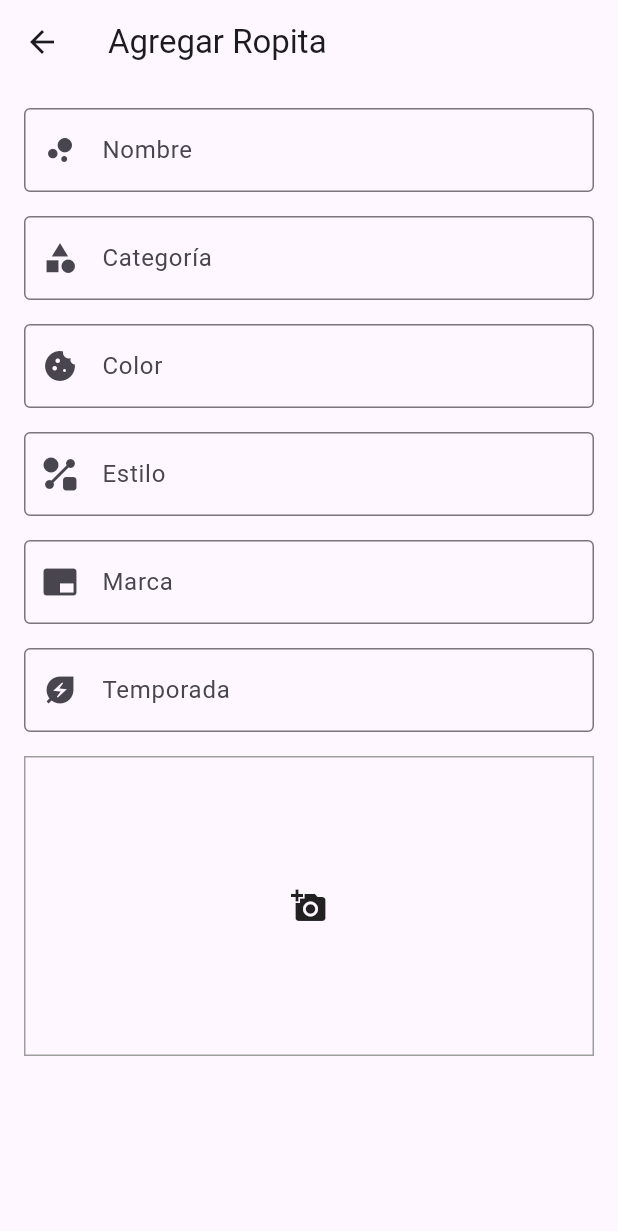
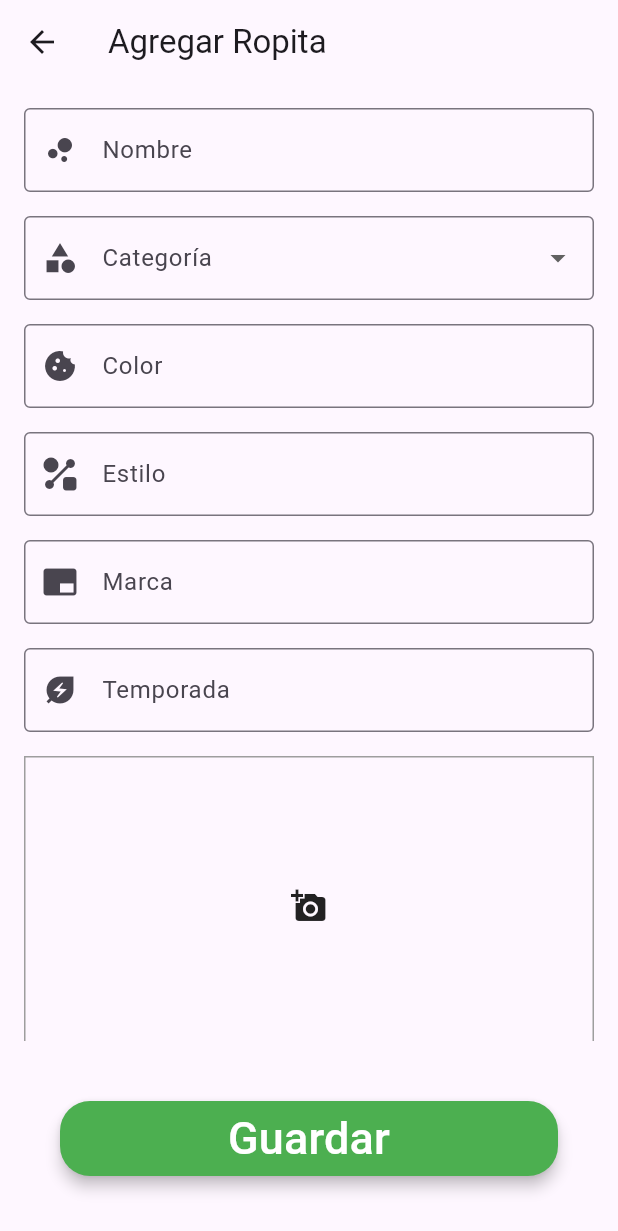
Before and after one commit to crisywini/pintapp, a Flutter app: the AddItemScreen screen opened by its route, after a tap on the "add a photo" icon, on a phone screen of 412 x 824 dp. Shown: the top 1231 px of the screen. Run offline on Flutter 3.47's test engine with Material 3 defaults, Android fonts, the phone set to English and light mode, and no system bars; our stand-ins replace image_picker, permission_handler; Roboto replaces fonts that are missing (Bebas Neue).

Commit message:
Add dropdown button for category and permissions that still does not work

```diff
--- a/lib/presentation/screens/add_item_screen.dart
+++ b/lib/presentation/screens/add_item_screen.dart
@@ -1,4 +1,6 @@
 import 'package:flutter/material.dart';
+import 'package:pintapp/presentation/widgets/add_item_form_widget.dart';
+import 'package:pintapp/presentation/widgets/button_gesture_detector_widget.dart';
 import 'package:pintapp/presentation/widgets/select_image_widget.dart';
 
 class AddItemScreen extends StatelessWidget {
@@ -8,69 +10,7 @@ class AddItemScreen extends StatelessWidget {
   Widget build(BuildContext context) {
     return Scaffold(
       appBar: AppBar(title: Text('Agregar Ropita')),
-      body: _CustomAddItemFormWidget(),
+      body: AddItemFormWidget(),
     );
   }
 }
-
-class _CustomAddItemFormWidget extends StatelessWidget {
-  const _CustomAddItemFormWidget({super.key});
-
-  @override
-  Widget build(BuildContext context) {
-    return ListView(
-      padding: EdgeInsets.all(16),
-      children: [
-        TextFormField(
-          decoration: InputDecoration(
-            labelText: "Nombre",
-            border: OutlineInputBorder(),
-            prefixIcon: Icon(Icons.bubble_chart),
-          ),
-        ),
-        SizedBox(height: 16),
-        TextFormField(
-          decoration: InputDecoration(
-            labelText: "Categoría",
-            border: OutlineInputBorder(),
-            prefixIcon: Icon(Icons.category),
-          ),
-        ),
-        SizedBox(height: 16),
-        TextFormField(
-          decoration: InputDecoration(
-            labelText: "Color",
-            border: OutlineInputBorder(),
-            prefixIcon: Icon(Icons.cookie),
-          ),
-        ),
-        SizedBox(height: 16),
-        TextFormField(
-          decoration: InputDecoration(
-            labelText: "Estilo",
-            border: OutlineInputBorder(),
-            prefixIcon: Icon(Icons.shape_line),
-          ),
-        ),
-        SizedBox(height: 16),
-        TextFormField(
-          decoration: InputDecoration(
-            labelText: "Marca",
-            border: OutlineInputBorder(),
-            prefixIcon: Icon(Icons.branding_watermark),
-          ),
-        ),
-        SizedBox(height: 16),
-        TextFormField(
-          decoration: InputDecoration(
-            labelText: "Temporada",
-            border: OutlineInputBorder(),
-            prefixIcon: Icon(Icons.energy_savings_leaf_sharp),
-          ),
-        ),
-        SizedBox(height: 16),
-        SelectImageWidget(),
-      ],
-    );
-  }
-}
--- /dev/null
+++ b/lib/presentation/widgets/add_item_form_widget.dart
@@ -0,0 +1,110 @@
+import 'package:flutter/material.dart';
+import 'package:pintapp/presentation/widgets/button_gesture_detector_widget.dart';
+import 'package:pintapp/presentation/widgets/select_image_widget.dart';
+
+class AddItemFormWidget extends StatelessWidget {
+  const AddItemFormWidget({super.key});
+
+  @override
+  Widget build(BuildContext context) {
+    final saveFormCustomButton = CustomButtonGestureDetector(
+      imageUrl: "",
+      valueName: "Guardar",
+      onPressed: () => print("Guardando item"),
+      color: Colors.green,
+    );
+    return Column(
+      children: [
+        Expanded(child: _FormListViewWidget()),
+        Padding(padding: EdgeInsets.all(40), child: saveFormCustomButton),
+      ],
+    );
+  }
+}
+
+class _FormListViewWidget extends StatefulWidget {
+  @override
+  State<StatefulWidget> createState() => _CustomAddItemFormWidgetState();
+}
+
+class _CustomAddItemFormWidgetState extends State<_FormListViewWidget> {
+  final _formKey = GlobalKey<FormState>();
+  String _name = '';
+  String? _category;
+  String _color = '';
+  String _style = '';
+  String _brand = '';
+  String _season = '';
+
+  @override
+  Widget build(BuildContext context) {
+    const List<String> categoryElements = ['Superior', 'Inferior', 'Calzado'];
+
+    return Form(
+      child: ListView(
+        padding: EdgeInsets.all(16),
+        children: [
+          TextFormField(
+            decoration: InputDecoration(
+              labelText: "Nombre",
+              border: OutlineInputBorder(),
+              prefixIcon: Icon(Icons.bubble_chart),
+            ),
+            onChanged: (value) => _name = value,
+          ),
+          SizedBox(height: 16),
+          DropdownButtonFormField(
+            decoration: InputDecoration(
+              labelText: 'Categoría',
+              border: OutlineInputBorder(),
+              prefixIcon: Icon(Icons.category),
+            ),
+            value: _category,
+            items: categoryElements
+                .map((e) => DropdownMenuItem(child: Text(e), value: e))
+                .toList(),
+            onChanged: (value) => setState(() => _category = value),
+          ),
+          SizedBox(height: 16),
+          TextFormField(
+            decoration: InputDecoration(
+              labelText: "Color",
+              border: OutlineInputBorder(),
+              prefixIcon: Icon(Icons.cookie),
+            ),
+            onChanged: (value) => _color = value,
+          ),
+          SizedBox(height: 16),
+          TextFormField(
+            decoration: InputDecoration(
+              labelText: "Estilo",
+              border: OutlineInputBorder(),
+              prefixIcon: Icon(Icons.shape_line),
+            ),
+            onChanged: (value) => _style = value,
+          ),
+          SizedBox(height: 16),
+          TextFormField(
+            decoration: InputDecoration(
+              labelText: "Marca",
+              border: OutlineInputBorder(),
+              prefixIcon: Icon(Icons.branding_watermark),
+            ),
+            onChanged: (value) => _brand = value,
+          ),
+          SizedBox(height: 16),
+          TextFormField(
+            decoration: InputDecoration(
+              labelText: "Temporada",
+              border: OutlineInputBorder(),
+              prefixIcon: Icon(Icons.energy_savings_leaf_sharp),
+            ),
+            onChanged: (value) => _season = value,
+          ),
+          SizedBox(height: 16),
+          SelectImageWidget(),
+        ],
+      ),
+    );
+  }
+}
--- /dev/null
+++ b/lib/presentation/widgets/button_gesture_detector_widget.dart
@@ -0,0 +1,40 @@
+import 'package:flutter/material.dart';
+
+class CustomButtonGestureDetector extends StatelessWidget {
+  final String imageUrl;
+
+  final String valueName;
+
+  final VoidCallback onPressed;
+
+  final Color color;
+
+  const CustomButtonGestureDetector({
+    super.key,
+    required this.imageUrl,
+    required this.valueName,
+    required this.onPressed,
+    required this.color,
+  });
+
+  @override
+  Widget build(BuildContext context) {
+    return ElevatedButton(
+      onPressed: onPressed,
+      style: ElevatedButton.styleFrom(
+        backgroundColor: color,
+        shape: RoundedRectangleBorder(borderRadius: BorderRadius.circular(20)),
+        minimumSize: Size(400, 50),
+        elevation: 4,
+      ),
+      child: Text(
+        valueName,
+        style: TextStyle(
+          color: Colors.white,
+          fontFamily: "Bebas Neue",
+          fontSize: 30.0,
+        ),
+      ),
+    );
+  }
+}
--- a/lib/presentation/widgets/select_image_widget.dart
+++ b/lib/presentation/widgets/select_image_widget.dart
@@ -1,4 +1,3 @@
-import 'dart:ffi';
 import 'dart:io';
 
 import 'package:flutter/material.dart';
@@ -31,11 +30,11 @@ class _SelectImageWidgetState extends State<SelectImageWidget> {
   }
 
   Future<void> _pickImage() async {
-    PermissionStatus cameraStatus = await Permission.camera.status;
+    final PermissionStatus cameraStatus = await Permission.camera.request();
+    final PermissionStatus photosStatus = await Permission.photos.request();
 
-    if (cameraStatus.isDenied) {
-      cameraStatus = await Permission.camera.request();
-    }
+    print('Camera status: $cameraStatus');
+    print('Photos status: $photosStatus');
 
     if (cameraStatus.isGranted) {
       try {
@@ -48,12 +47,11 @@ class _SelectImageWidgetState extends State<SelectImageWidget> {
           });
         }
       } catch (e) {
-        _showError('Error al tomar la foto');
+        print('Error: $e');
+        _showError('Error al tomar la foto: $e');
       }
-    } else if (cameraStatus.isPermanentlyDenied) {
+    } else {
       _showPermissionDialog();
-    } else {
-      _showError('Permiso de la cámara requerido bebé');
     }
   }
 
```
Also changed, not shown: 2 other files.
